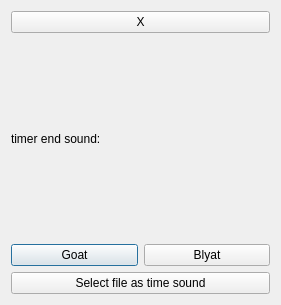
The window that Stopwatch/settings.ui (baraa-almasri/Qt) describes before a commit, drawn with Qt 5.
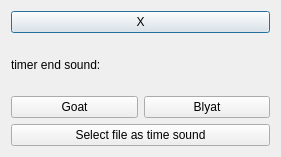
The same window after the commit.

What changed in the file:
```diff
--- a/Stopwatch/settings.ui
+++ b/Stopwatch/settings.ui
@@ -7,14 +7,30 @@
     <x>0</x>
     <y>0</y>
     <width>281</width>
-    <height>305</height>
+    <height>157</height>
    </rect>
   </property>
   <property name="windowTitle">
    <string>Dialog</string>
   </property>
   <layout class="QGridLayout" name="gridLayout">
-   <item row="2" column="0">
+   <item row="0" column="0">
+    <widget class="QPushButton" name="killSettings">
+     <property name="text">
+      <string>X</string>
+     </property>
+    </widget>
+   </item>
+   <item row="1" column="0">
+    <layout class="QVBoxLayout" name="verticalLayout">
+     <item>
+      <widget class="QLabel" name="label">
+       <property name="text">
+        <string>timer end sound:</string>
+       </property>
+      </widget>
+     </item>
+     <item>
     <layout class="QHBoxLayout" name="horizontalLayout">
      <item>
       <widget class="QPushButton" name="goat">
@@ -32,26 +48,14 @@
      </item>
     </layout>
    </item>
-   <item row="3" column="0">
+     <item>
     <widget class="QPushButton" name="setSoundFile">
      <property name="text">
       <string>Select file as time sound</string>
      </property>
     </widget>
    </item>
-   <item row="1" column="0">
-    <widget class="QLabel" name="label">
-     <property name="text">
-      <string>timer end sound:</string>
-     </property>
-    </widget>
-   </item>
-   <item row="0" column="0">
-    <widget class="QPushButton" name="killSettings">
-     <property name="text">
-      <string>X</string>
-     </property>
-    </widget>
+    </layout>
    </item>
   </layout>
  </widget>
```
Lines whose indentation alone changed are shown as unchanged.
